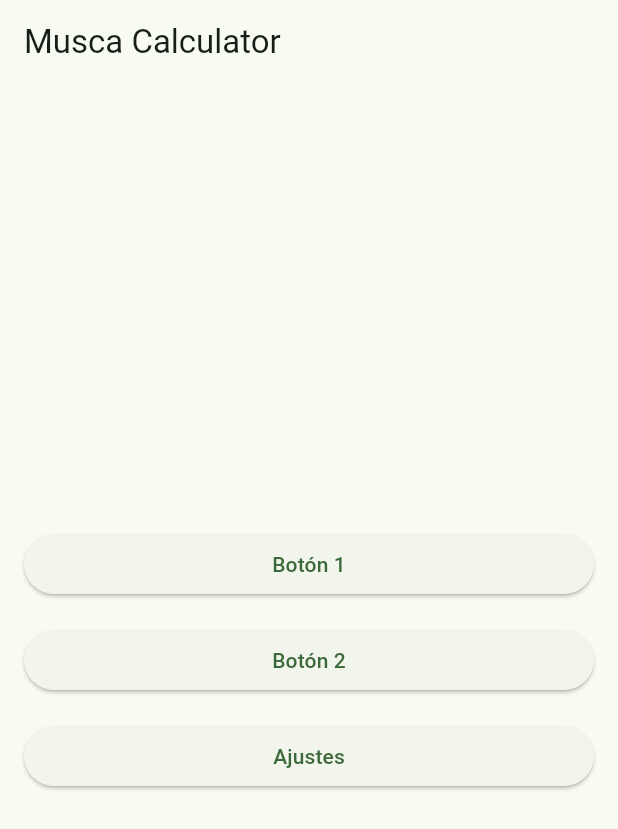
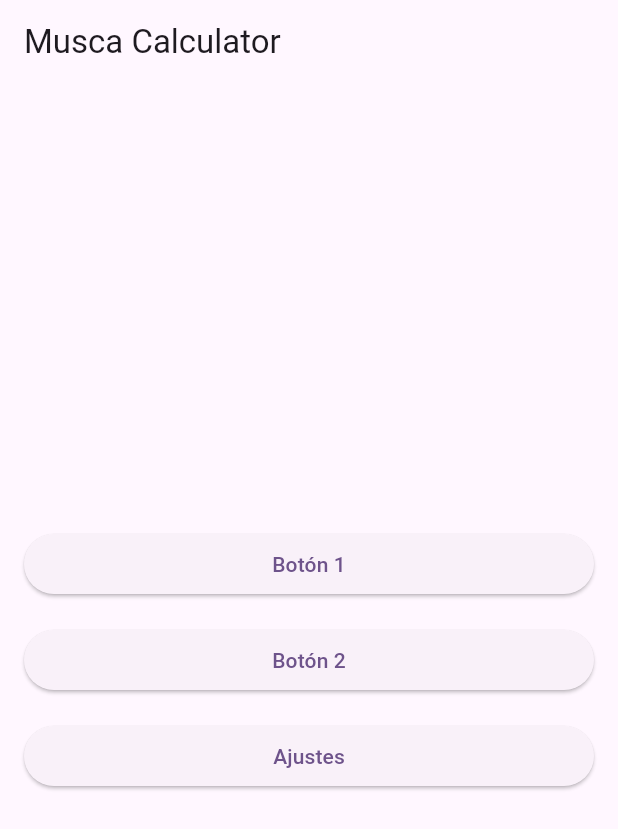
Before and after one commit to k1m3rA/musca, a Flutter app: the screen it shows after launch, on a phone screen of 412 x 824 dp. Shown: the top 829 px of the screen. Run offline on Flutter 3.47's test engine with Material 3 defaults, Android fonts, the phone set to English and light mode, and no system bars.

Commit message:
[CHANGES] Theme color to purple

```diff
--- a/lib/main.dart
+++ b/lib/main.dart
@@ -25,7 +25,7 @@ class _MyAppState extends State<MyApp> {
     return MaterialApp(
       title: 'Musca',
       theme: ThemeData(
-        colorScheme: ColorScheme.fromSeed(seedColor: Colors.green),
+        colorScheme: ColorScheme.fromSeed(seedColor: const Color.fromARGB(255, 96, 25, 163)),
       ),
       // Se usa una copia de ThemeData.dark() con fondo gris oscuro
       darkTheme: ThemeData.dark().copyWith(scaffoldBackgroundColor: Colors.grey[900]),
```
